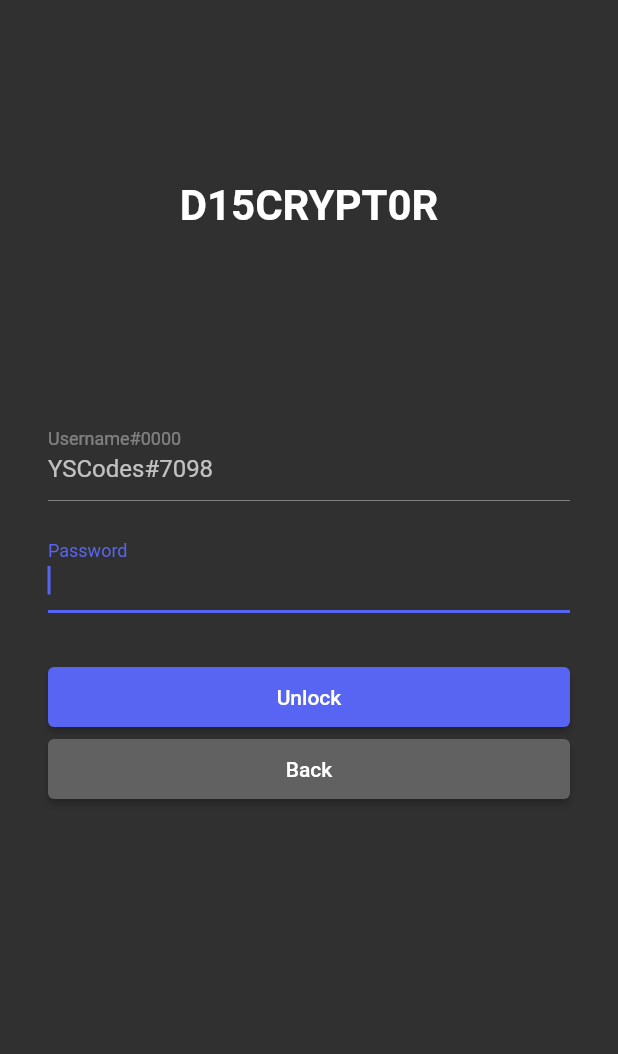
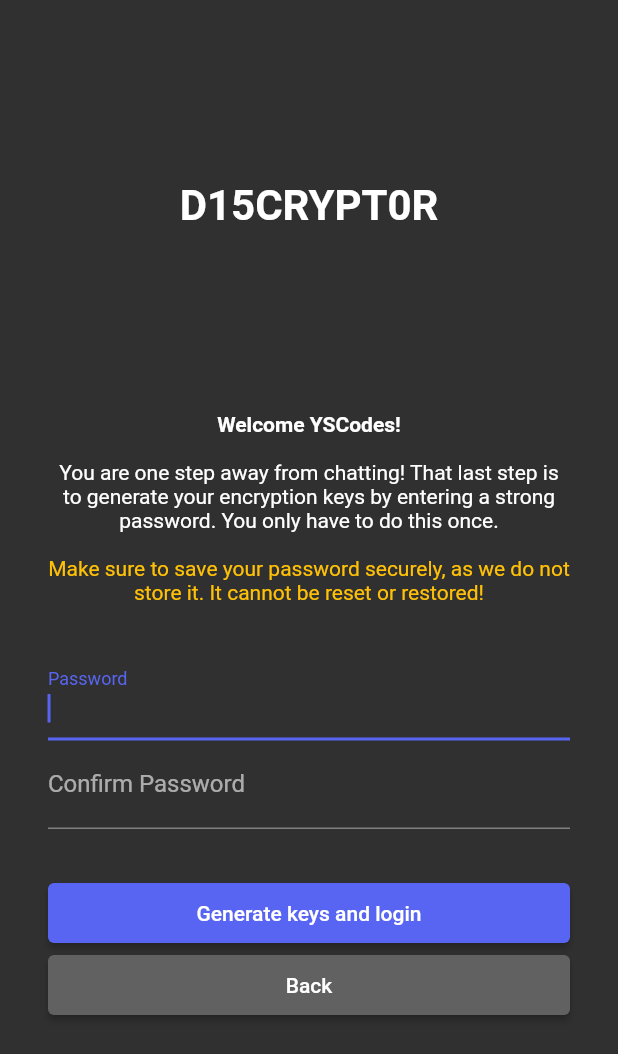
Before and after one commit to coffeecoding/DiscryptorMobile, a Flutter app: the RegisterScreen widget shown alone on an empty page, opened directly, on a phone screen of 412 x 824 dp. Shown: the top 1054 px of the screen. Run offline on Flutter 3.47's test engine with Material 2 defaults, Android fonts, the phone set to English and light mode, and no system bars; our stand-ins replace bloc, equatable, fluentui_system_icons, flutter_bloc, flutter_secure_storage, fluttertoast and 2 more; missing offline and left inert: cryptography, encrypt, pointycastle; accounts and stored records are empty.

Commit message:
Implemented register page

```diff
--- a/lib/views/custom_router.dart
+++ b/lib/views/custom_router.dart
@@ -3,6 +3,7 @@ import 'package:discryptor/views/home.dart';
 import 'package:discryptor/views/start/auth.dart';
 import 'package:discryptor/views/start/password.dart';
 import 'package:discryptor/views/splash.dart';
+import 'package:discryptor/views/start/register.dart';
 import 'package:discryptor/views/start/start.dart';
 import 'package:flutter/material.dart';
 
@@ -21,6 +22,8 @@ class CustomRouter {
         return ChatScreen.route();
       case AuthScreen.routeName:
         return AuthScreen.route();
+      case RegisterScreen.routeName:
+        return RegisterScreen.route();
       default:
         return _errorRoute();
     }
--- a/lib/views/start/auth.dart
+++ b/lib/views/start/auth.dart
@@ -1,7 +1,9 @@
 import 'package:discryptor/cubits/cubits.dart';
 import 'package:discryptor/main.dart';
 import 'package:discryptor/models/models.dart';
+import 'package:discryptor/views/home.dart';
 import 'package:discryptor/views/start/common/logo.dart';
+import 'package:discryptor/views/start/register.dart';
 import 'package:fluentui_system_icons/fluentui_system_icons.dart';
 import 'package:flutter/material.dart';
 import 'package:flutter/services.dart';
@@ -25,12 +27,14 @@ class AuthScreen extends StatelessWidget {
     context.read<ChallengeCubit>().getChallenge();
     return BlocConsumer<AuthCubit, AuthState>(
         listener: (context, state) async {
-          //DiscryptorApp.navigatorKey.currentState!.push("");
           final userStatus = context.read<NameCubit>().state.result!.result;
           if (userStatus == UserPubSearchResultState.noCredentialsFound) {
-            // handle
+            DiscryptorApp.navigatorKey.currentState!
+                .popAndPushNamed(RegisterScreen.routeName);
           } else if (userStatus == UserPubSearchResultState.found) {
-            // handle
+            await context.read<AuthCubit>().resumeAuth();
+            DiscryptorApp.navigatorKey.currentState!
+                .popAndPushNamed(HomeScreen.routeName);
           }
         },
         listenWhen: (context, state) =>
--- a/lib/views/start/register.dart
+++ b/lib/views/start/register.dart
@@ -1,4 +1,5 @@
 import 'package:discryptor/main.dart';
+import 'package:discryptor/views/home.dart';
 import 'package:discryptor/views/start/common/logo.dart';
 import 'package:flutter/material.dart';
 import 'package:flutter_bloc/flutter_bloc.dart';
@@ -19,11 +20,11 @@ class RegisterScreen extends StatelessWidget {
   @override
   Widget build(BuildContext context) {
     final TextEditingController passwordCtr = TextEditingController();
-    return BlocConsumer<LoginCubit, LoginState>(
-        listener: (context, state) async {
-          //DiscryptorApp.navigatorKey.currentState!.push("");
+    return BlocConsumer<RegisterCubit, RegisterState>(
+        listener: (context, state) {
+          DiscryptorApp.navigatorKey.currentState!.push(HomeScreen.route());
         },
-        listenWhen: (context, state) => state.status == LoginStatus.loggedIn,
+        listenWhen: (context, state) => state.status == RegisterStatus.success,
         builder: (context, state) => Material(
                 child: SafeArea(
               child: Column(children: [
@@ -37,40 +38,56 @@ class RegisterScreen extends StatelessWidget {
                           mainAxisAlignment: MainAxisAlignment.start,
                           crossAxisAlignment: CrossAxisAlignment.stretch,
                           children: [
-                            TextField(
-                                controller: TextEditingController(
-                                    text: context
-                                        .read<NameCubit>()
-                                        .state
-                                        .fullname),
-                                enabled: false,
-                                style: const TextStyle(color: Colors.white70),
-                                onChanged: (val) => {},
-                                decoration: const InputDecoration(
-                                    labelText: 'Username#0000')),
+                            Text(
+                              "Welcome ${context.read<NameCubit>().state.fullname.split('#')[0]}!",
+                              textAlign: TextAlign.center,
+                              style:
+                                  const TextStyle(fontWeight: FontWeight.bold),
+                            ),
                             const SizedBox(height: 16),
+                            const Text(
+                                'You are one step away from chatting! That last step is to generate your encryption keys by entering a strong password. You only have to do this once.',
+                                textAlign: TextAlign.center),
+                            const SizedBox(height: 16),
+                            const Text(
+                                'Make sure to save your password securely, as we do not store it. It cannot be reset or restored!',
+                                style: TextStyle(color: Colors.amber),
+                                textAlign: TextAlign.center),
+                            const SizedBox(height: 32),
                             TextField(
                                 obscureText: true,
                                 controller: passwordCtr,
                                 autofocus: true,
                                 onChanged: (val) => context
-                                    .read<LoginCubit>()
+                                    .read<RegisterCubit>()
                                     .passwordChanged(val),
                                 decoration: const InputDecoration(
                                     labelText: 'Password')),
+                            TextField(
+                                obscureText: true,
+                                controller: passwordCtr,
+                                autofocus: true,
+                                onChanged: (val) => context
+                                    .read<RegisterCubit>()
+                                    .confirmedPwChanged(val),
+                                decoration: const InputDecoration(
+                                    labelText: 'Confirm Password')),
                             const SizedBox(height: 32),
-                            state.status == LoginStatus.busy
+                            state.status == RegisterStatus.busy
                                 ? const SizedBox(
                                     height: 32,
                                     width: 32,
                                     child: CircularProgressIndicator())
                                 : ElevatedButton(
-                                    onPressed: () =>
-                                        context.read<LoginCubit>().login(),
+                                    onPressed: () => context
+                                        .read<RegisterCubit>()
+                                        .register(),
                                     child: const SizedBox(
                                         width: double.infinity,
                                         height: 40,
-                                        child: Center(child: Text('Unlock')))),
+                                        child: Center(
+                                            child: Text(
+                                                'Generate keys and login')))),
                             ElevatedButton(
                                 onPressed: () => DiscryptorApp
                                     .navigatorKey.currentState!
@@ -84,7 +101,7 @@ class RegisterScreen extends StatelessWidget {
                                     height: 40,
                                     child: Center(child: Text('Back')))),
                             const SizedBox(height: 32),
-                            Text(state.message,
+                            Text(state.error,
                                 softWrap: true,
                                 textAlign: TextAlign.center,
                                 style: TextStyle(
```
